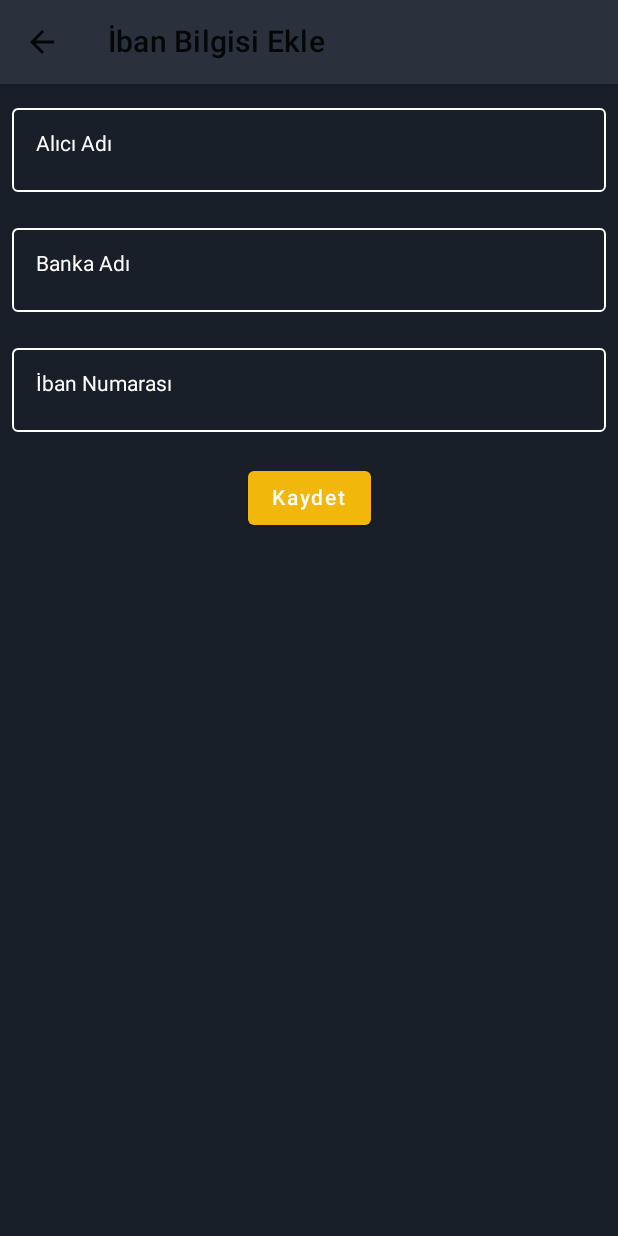
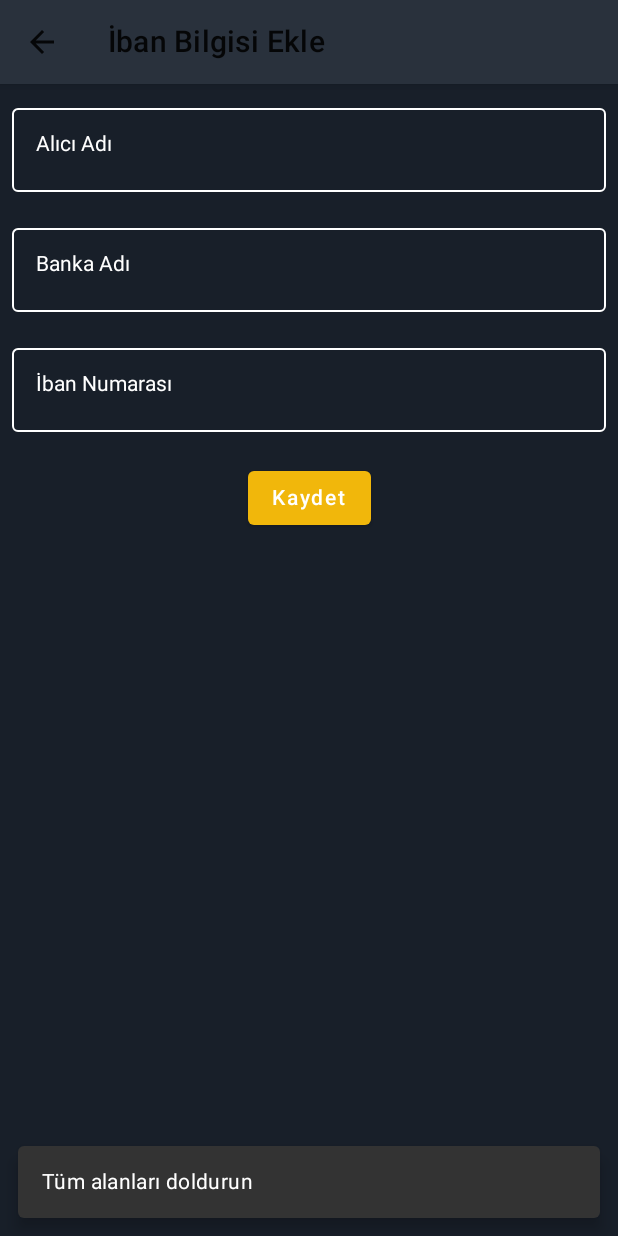
Before and after one commit to imonursahin/ibansfer-with-kotlin, an Android app built with Jetpack Compose: the AddIbanScreen screen opened through its navigation route, after a tap on "Kaydet", on a phone screen of 412 x 824 dp. Run offline under Robolectric (Android 15) with nearby library versions, the phone set to English and light mode, and no system bars; our stand-ins replace Room's generated code.

```diff
--- a/app/src/main/AndroidManifest.xml
+++ b/app/src/main/AndroidManifest.xml
@@ -17,7 +17,7 @@
             android:name=".MainActivity"
             android:exported="true"
             android:label="@string/app_name"
-            android:theme="@style/Theme.IbanShare">
+            android:theme="@android:style/Theme.Translucent.NoTitleBar" >
             <intent-filter>
                 <action android:name="android.intent.action.MAIN" />
 
--- a/app/src/main/java/com/example/ibanshare/MainActivity.kt
+++ b/app/src/main/java/com/example/ibanshare/MainActivity.kt
@@ -15,12 +15,10 @@ import com.example.ibansfer.utils.Screen
 import com.example.ibanshare.views.AddIbanScreen
 import com.example.ibanshare.ui.theme.IbanShareTheme
 import com.example.ibanshare.views.InfoScreen
-import kotlinx.coroutines.DelicateCoroutinesApi
 
 
 class MainActivity : ComponentActivity() {
 
-    @DelicateCoroutinesApi
     override fun onCreate(savedInstanceState: Bundle?) {
         super.onCreate(savedInstanceState)
         setContent {
@@ -34,7 +32,6 @@ class MainActivity : ComponentActivity() {
     }
 }
 
-@DelicateCoroutinesApi
 @Composable
 fun Navigation() {
     val navController = rememberNavController()
--- a/app/src/main/java/com/example/ibanshare/Utils/entity/IbanModel.kt
+++ b/app/src/main/java/com/example/ibanshare/Utils/entity/IbanModel.kt
@@ -8,7 +8,7 @@ import org.jetbrains.annotations.NotNull
 @Entity(tableName = "ibans")
 data class Ibans(
     @PrimaryKey(autoGenerate = true)
-    @ColumnInfo(name = "ibanId") @NotNull var ibanId:Int = 0,
+    @ColumnInfo(name = "ibanId") @NotNull var ibanId:Int,
     @ColumnInfo(name = "ibanOwner") @NotNull var ibanOwner:String,
     @ColumnInfo(name = "ibanBank") @NotNull var ibanBank:String,
     @ColumnInfo(name = "ibanNumber") @NotNull var ibanNumber:String
--- a/app/src/main/java/com/example/ibanshare/Views/AddIbanScreen.kt
+++ b/app/src/main/java/com/example/ibanshare/Views/AddIbanScreen.kt
@@ -18,10 +18,14 @@ import androidx.navigation.NavController
 import com.example.ibanshare.R
 import com.example.ibanshare.viewsmodel.AddIbanViewModel
 import com.example.ibanshare.viewsmodelfactory.AddIbanViewModelFactory
+import kotlinx.coroutines.CoroutineScope
+import kotlinx.coroutines.launch
 
 
 @Composable
 fun AddIbanScreen(navController: NavController) {
+    val scaffoldState = rememberScaffoldState()
+    val snackbarCoroutineScope = rememberCoroutineScope()
 
     val ibanOwner = remember { mutableStateOf("") }
     val ibanBank = remember { mutableStateOf("") }
@@ -35,6 +39,7 @@ fun AddIbanScreen(navController: NavController) {
     )
 
     Scaffold(
+        scaffoldState = scaffoldState,
         backgroundColor = colorResource(id = R.color.MainColor),
         topBar = {
 
@@ -141,15 +146,16 @@ fun AddIbanScreen(navController: NavController) {
                                     ibanOwner.value,
                                     ibanNumber.value
                                 )
-
                                 localFocusManager.clearFocus()
                                 navController.popBackStack()
 
-                                println("success")
+                            } else {
+
+                                snackbarCoroutineScope.launch {
+                                    scaffoldState.snackbarHostState.showSnackbar("Tüm alanları doldurun")
+                                }
 
 
-                            } else {
-                                println("error")
                             }
 
 
--- a/app/src/main/java/com/example/ibanshare/Views/SplashScreen.kt
+++ b/app/src/main/java/com/example/ibanshare/Views/SplashScreen.kt
@@ -2,14 +2,12 @@ package com.example.ibansfer.views
 
 import android.annotation.SuppressLint
 import androidx.compose.runtime.Composable
-import kotlinx.coroutines.DelicateCoroutinesApi
 import android.view.animation.OvershootInterpolator
 import androidx.compose.animation.core.Animatable
 import androidx.compose.animation.core.tween
 import androidx.compose.foundation.Image
 import androidx.compose.foundation.background
 import androidx.compose.foundation.layout.*
-import androidx.compose.material.Divider
 import androidx.compose.material.Scaffold
 import androidx.compose.material.Text
 import androidx.compose.runtime.LaunchedEffect
@@ -17,12 +15,9 @@ import androidx.compose.runtime.remember
 import androidx.compose.ui.Alignment
 import androidx.compose.ui.Modifier
 import androidx.compose.ui.draw.scale
-import androidx.compose.ui.graphics.BlendMode.Companion.Color
-import androidx.compose.ui.graphics.Color
 import androidx.compose.ui.res.colorResource
 import androidx.compose.ui.res.painterResource
 import androidx.compose.ui.text.TextStyle
-import androidx.compose.ui.text.font.FontSynthesis.Companion.Weight
 import androidx.compose.ui.unit.dp
 import androidx.compose.ui.unit.sp
 import androidx.navigation.NavController
@@ -30,7 +25,6 @@ import com.example.ibansfer.utils.Screen
 import com.example.ibanshare.R
 import kotlinx.coroutines.delay
 
-@DelicateCoroutinesApi
 @SuppressLint("CoroutineCreationDuringComposition")
 @Composable
 fun SplashScreen(navController: NavController) {
@@ -51,6 +45,7 @@ fun SplashScreen(navController: NavController) {
         delay(2500L)
         navController.popBackStack()
         navController.navigate(Screen.PanelScreen.route)
+
     }
 
     Scaffold(
--- a/app/src/main/java/com/example/ibanshare/ViewsModelFactory/PanelViewModelFactory.kt
+++ b/app/src/main/java/com/example/ibanshare/ViewsModelFactory/PanelViewModelFactory.kt
@@ -3,9 +3,10 @@ package com.example.ibanshare.viewsmodelfactory
 import android.app.Application
 import androidx.lifecycle.ViewModel
 import androidx.lifecycle.ViewModelProvider
+import com.example.ibanshare.viewsmodel.PanelViewModel
 
 class PanelViewModelFactory(var application: Application) : ViewModelProvider.NewInstanceFactory() {
-    override fun <T : ViewModel> create(modelClass: Class<T>): T {
-        return PanelViewModelFactory(application) as T
+    override fun <T : ViewModel?> create(modelClass: Class<T>): T {
+        return PanelViewModel(application) as T
     }
 }
```
Also changed, not shown: app/src/main/java/com/example/ibanshare/Views/PanelScreen.kt (+21 -6 lines), app/src/main/assets/ibans.sqlite.
